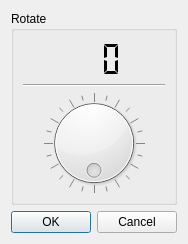
First picture: the form in src/gui/rotate_dialog.ui, repository CervecerosCodigo/CCIMP, before the edit.
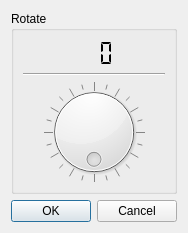
Second picture: the form after the edit.

The edit to the form file:
```diff
--- a/src/gui/rotate_dialog.ui
+++ b/src/gui/rotate_dialog.ui
@@ -7,7 +7,7 @@
     <x>0</x>
     <y>0</y>
     <width>184</width>
-    <height>244</height>
+    <height>233</height>
    </rect>
   </property>
   <property name="windowTitle">
```
